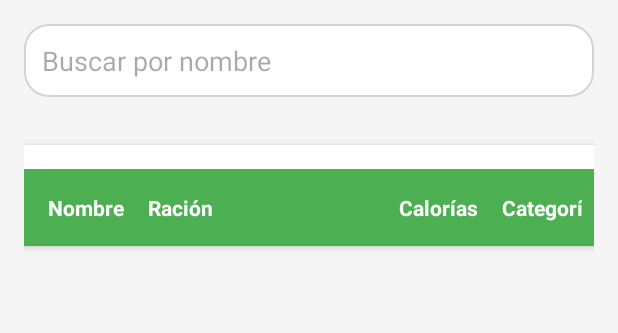
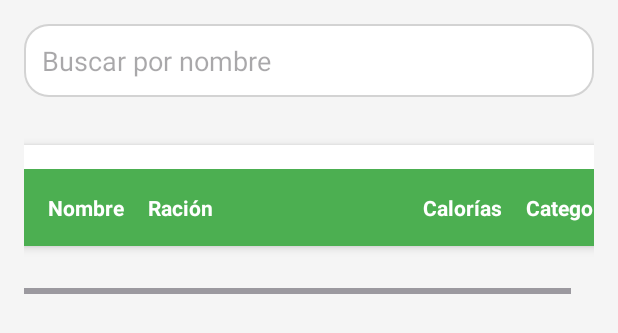
Before and after one commit to rubeniab/medidietas-mobile-riab, an Android app: the layout activity_registrar_consumo.xml on its own in the app's theme, with its tools: preview values and no code run, on a phone screen of 412 x 824 dp. Shown: the top 333 px of the screen. Run offline under Robolectric (Android 15) with nearby library versions, the phone set to English and light mode, and no system bars.

Commit message:
Se completo la version final de la tabla de registrar consumo

```diff
--- a/MyApplication4/app/src/main/java/com/example/myapplication4/ApiService.java
+++ b/MyApplication4/app/src/main/java/com/example/myapplication4/ApiService.java
@@ -43,6 +43,12 @@ public class ApiService {
 
         @GET("api/medidietas/comidas")
         Call<JsonArray> obtenerComidas(@Header("x-token") String token);
+
+        @GET("api/medidietas/alimentos/unidades-medida")
+        Call<JsonArray> obtenerUnidadesMedida(@Header("x-token") String token);
+
+        @GET("api/medidietas/alimentos/categorias")
+        Call<JsonArray> obtenerCategorias(@Header("x-token") String token);
     }
 
     // Singleton para Retrofit
--- a/MyApplication4/app/src/main/res/layout/activity_registrar_consumo.xml
+++ b/MyApplication4/app/src/main/res/layout/activity_registrar_consumo.xml
@@ -17,6 +17,22 @@
         android:textColor="#333"
         android:background="@drawable/edittext_background"
         android:layout_marginBottom="16dp"/>
+
+    <!-- ScrollView para permitir el desplazamiento vertical -->
+    <HorizontalScrollView
+        android:layout_width="match_parent"
+        android:layout_height="wrap_content">
+
+        <!-- HorizontalScrollView para permitir el desplazamiento horizontal -->
+        <ScrollView
+            android:layout_width="match_parent"
+            android:layout_height="wrap_content">
+
+            <!-- Contenedor para la tabla y el espaciador -->
+            <LinearLayout
+                android:layout_width="match_parent"
+                android:layout_height="wrap_content"
+                android:orientation="vertical">
 
                 <!-- Tabla para mostrar los consumos -->
                 <TableLayout
@@ -70,4 +86,12 @@
                     <!-- Aquí se agregarán las filas dinámicamente -->
 
                 </TableLayout>
+
+                <!-- Espaciador para agregar margen en la parte inferior -->
+                <View
+                    android:layout_width="match_parent"
+                    android:layout_height="32dp" />
             </LinearLayout>
+        </ScrollView>
+    </HorizontalScrollView>
+</LinearLayout>
```
Also changed, not shown: MyApplication4/app/src/main/java/com/example/myapplication4/ui/RegistrarConsumo/RegistrarConsumoFragment.java (+34 -2 lines), MyApplication4/app/src/main/java/com/example/myapplication4/ui/daos/ConsumoDAO.java (+81 -1 lines), MyApplication4/app/src/main/java/com/example/myapplication4/ui/modelos/Categoria.java (added, +22 -0 lines), MyApplication4/app/src/main/java/com/example/myapplication4/ui/modelos/UnidadMedida.java (added, +22 -0 lines). Lines whose indentation alone changed are shown as unchanged.
